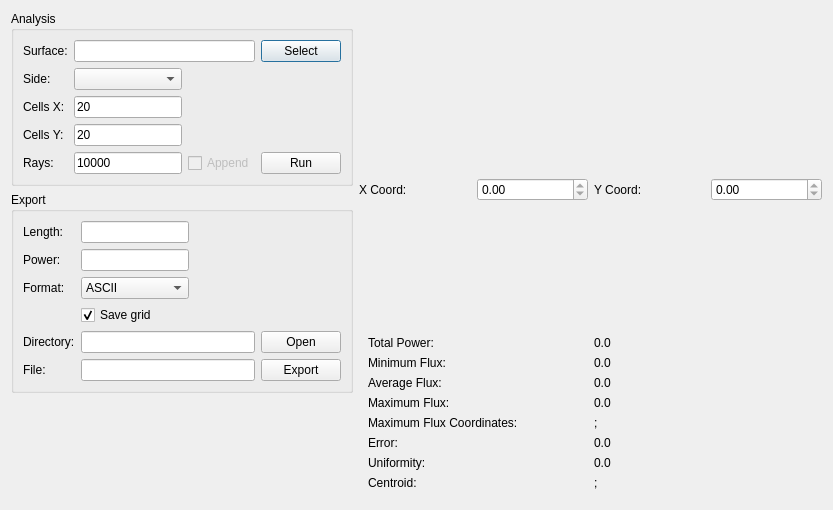
Qt form source/application/run/FluxAnalysisDialog.ui (CST-Modelling-Tools/TonatiuhPP) before a commit.
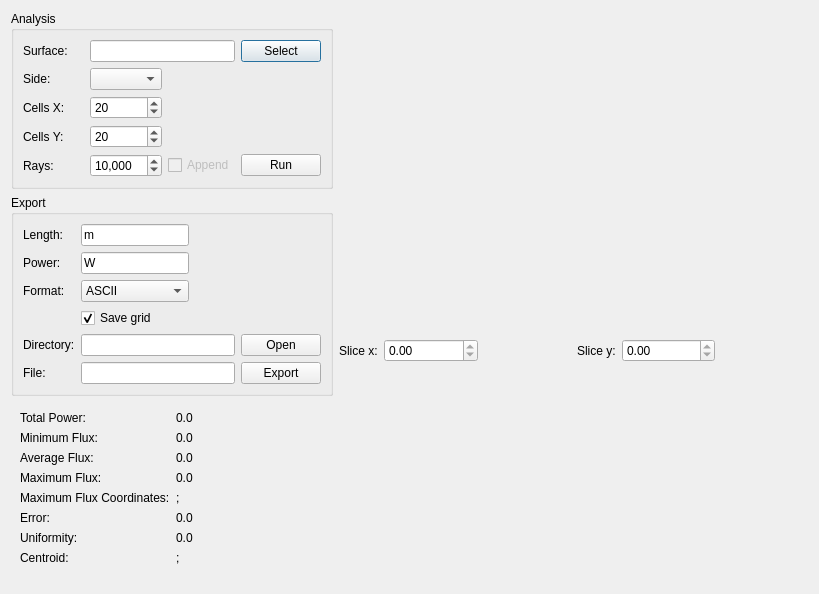
The same form after that commit. Custom widgets are drawn as their Qt base class.

```diff
--- a/source/application/run/FluxAnalysisDialog.ui
+++ b/source/application/run/FluxAnalysisDialog.ui
@@ -6,14 +6,17 @@
    <rect>
     <x>0</x>
     <y>0</y>
-    <width>833</width>
-    <height>510</height>
+    <width>819</width>
+    <height>594</height>
    </rect>
   </property>
-  <layout class="QHBoxLayout" name="horizontalLayout" stretch="0,1">
+  <property name="windowTitle">
+   <string>Flux Analysis</string>
+  </property>
+  <layout class="QHBoxLayout" stretch="0,1">
    <item>
     <widget class="QWidget" name="parametersWidget" native="true">
-     <layout class="QVBoxLayout" name="parametersLayout" stretch="0,0,1">
+     <layout class="QVBoxLayout" name="layoutParameters" stretch="0,0,0,1">
       <property name="leftMargin">
        <number>0</number>
       </property>
@@ -32,13 +35,6 @@
          <string>Analysis</string>
         </property>
         <layout class="QGridLayout" name="gridLayout">
-         <item row="2" column="1">
-          <widget class="QLineEdit" name="gridWidthLine">
-           <property name="text">
-            <string>20</string>
-           </property>
-          </widget>
-         </item>
          <item row="2" column="0">
           <widget class="QLabel" name="widthDivisionsLabel">
            <property name="text">
@@ -53,13 +49,6 @@
            </property>
           </widget>
          </item>
-         <item row="3" column="1">
-          <widget class="QLineEdit" name="gridHeightLine">
-           <property name="text">
-            <string>20</string>
-           </property>
-          </widget>
-         </item>
          <item row="1" column="1">
           <widget class="QComboBox" name="sidesCombo"/>
          </item>
@@ -97,13 +86,6 @@
            </property>
           </widget>
          </item>
-         <item row="4" column="1">
-          <widget class="QLineEdit" name="nRaysLine">
-           <property name="text">
-            <string>10000</string>
-           </property>
-          </widget>
-         </item>
          <item row="3" column="0">
           <widget class="QLabel" name="heightDivisionsLabel">
            <property name="text">
@@ -125,6 +107,45 @@
            </property>
           </widget>
          </item>
+         <item row="4" column="1">
+          <widget class="QSpinBox" name="spinRays">
+           <property name="showGroupSeparator" stdset="0">
+            <bool>true</bool>
+           </property>
+           <property name="maximum">
+            <number>999999999</number>
+           </property>
+           <property name="value">
+            <number>10000</number>
+           </property>
+          </widget>
+         </item>
+         <item row="2" column="1">
+          <widget class="QSpinBox" name="spinCellsX">
+           <property name="minimum">
+            <number>2</number>
+           </property>
+           <property name="maximum">
+            <number>10000</number>
+           </property>
+           <property name="value">
+            <number>20</number>
+           </property>
+          </widget>
+         </item>
+         <item row="3" column="1">
+          <widget class="QSpinBox" name="spinCellsY">
+           <property name="minimum">
+            <number>2</number>
+           </property>
+           <property name="maximum">
+            <number>10000</number>
+           </property>
+           <property name="value">
+            <number>20</number>
+           </property>
+          </widget>
+         </item>
         </layout>
        </widget>
       </item>
@@ -134,6 +155,82 @@
          <string>Export</string>
         </property>
         <layout class="QGridLayout" name="gridLayout_8">
+         <item row="0" column="1">
+          <widget class="QLineEdit" name="lengthUnitLine">
+           <property name="text">
+            <string>m</string>
+           </property>
+          </widget>
+         </item>
+         <item row="1" column="0">
+          <widget class="QLabel" name="powerUnitLabel">
+           <property name="text">
+            <string>Power:</string>
+           </property>
+          </widget>
+         </item>
+         <item row="5" column="3">
+          <widget class="QPushButton" name="exportButton">
+           <property name="focusPolicy">
+            <enum>Qt::NoFocus</enum>
+           </property>
+           <property name="text">
+            <string>Export</string>
+           </property>
+          </widget>
+         </item>
+         <item row="4" column="1" colspan="2">
+          <widget class="QLineEdit" name="fileDirEdit"/>
+         </item>
+         <item row="4" column="3">
+          <widget class="QPushButton" name="selectFileButton">
+           <property name="focusPolicy">
+            <enum>Qt::NoFocus</enum>
+           </property>
+           <property name="text">
+            <string>Open</string>
+           </property>
+          </widget>
+         </item>
+         <item row="5" column="1" colspan="2">
+          <widget class="QLineEdit" name="fileNameEdit"/>
+         </item>
+         <item row="2" column="1">
+          <widget class="QComboBox" name="storeTypeCombo">
+           <item>
+            <property name="text">
+             <string>ASCII</string>
+            </property>
+           </item>
+           <item>
+            <property name="text">
+             <string>IMAGE.PNG</string>
+            </property>
+           </item>
+           <item>
+            <property name="text">
+             <string>IMAGE.JPG</string>
+            </property>
+           </item>
+          </widget>
+         </item>
+         <item row="3" column="1">
+          <widget class="QCheckBox" name="saveCoordsCheckBox">
+           <property name="text">
+            <string>Save grid</string>
+           </property>
+           <property name="checked">
+            <bool>true</bool>
+           </property>
+          </widget>
+         </item>
+         <item row="0" column="0">
+          <widget class="QLabel" name="lenghtUnitLabel">
+           <property name="text">
+            <string>Length:</string>
+           </property>
+          </widget>
+         </item>
          <item row="2" column="2">
           <spacer name="horizontalSpacer_15">
            <property name="orientation">
@@ -147,53 +244,6 @@
            </property>
           </spacer>
          </item>
-         <item row="1" column="0">
-          <widget class="QLabel" name="powerUnitLabel">
-           <property name="text">
-            <string>Power:</string>
-           </property>
-          </widget>
-         </item>
-         <item row="5" column="3">
-          <widget class="QPushButton" name="exportButton">
-           <property name="focusPolicy">
-            <enum>Qt::NoFocus</enum>
-           </property>
-           <property name="text">
-            <string>Export</string>
-           </property>
-          </widget>
-         </item>
-         <item row="1" column="1">
-          <widget class="QLineEdit" name="powerUnitLine"/>
-         </item>
-         <item row="0" column="0">
-          <widget class="QLabel" name="lenghtUnitLabel">
-           <property name="text">
-            <string>Length:</string>
-           </property>
-          </widget>
-         </item>
-         <item row="4" column="1" colspan="2">
-          <widget class="QLineEdit" name="fileDirEdit"/>
-         </item>
-         <item row="3" column="1">
-          <widget class="QCheckBox" name="saveCoordsCheckBox">
-           <property name="text">
-            <string>Save grid</string>
-           </property>
-           <property name="checked">
-            <bool>true</bool>
-           </property>
-          </widget>
-         </item>
-         <item row="5" column="0">
-          <widget class="QLabel" name="fileNameLabel">
-           <property name="text">
-            <string>File:</string>
-           </property>
-          </widget>
-         </item>
          <item row="4" column="0">
           <widget class="QLabel" name="directoryLabel">
            <property name="text">
@@ -201,35 +251,6 @@
            </property>
           </widget>
          </item>
-         <item row="2" column="1">
-          <widget class="QComboBox" name="storeTypeCombo">
-           <item>
-            <property name="text">
-             <string>ASCII</string>
-            </property>
-           </item>
-           <item>
-            <property name="text">
-             <string>IMAGE.PNG</string>
-            </property>
-           </item>
-           <item>
-            <property name="text">
-             <string>IMAGE.JPG</string>
-            </property>
-           </item>
-          </widget>
-         </item>
-         <item row="4" column="3">
-          <widget class="QPushButton" name="selectFileButton">
-           <property name="focusPolicy">
-            <enum>Qt::NoFocus</enum>
-           </property>
-           <property name="text">
-            <string>Open</string>
-           </property>
-          </widget>
-         </item>
          <item row="2" column="0">
           <widget class="QLabel" name="storeTypeLabel">
            <property name="text">
@@ -237,151 +258,18 @@
            </property>
           </widget>
          </item>
-         <item row="0" column="1">
-          <widget class="QLineEdit" name="lengthUnitLine"/>
-         </item>
-         <item row="5" column="1" colspan="2">
-          <widget class="QLineEdit" name="fileNameEdit"/>
-         </item>
-        </layout>
-       </widget>
-      </item>
-      <item>
-       <spacer name="verticalSpacer_3">
-        <property name="orientation">
-         <enum>Qt::Vertical</enum>
-        </property>
-        <property name="sizeHint" stdset="0">
-         <size>
-          <width>0</width>
-          <height>0</height>
-         </size>
-        </property>
-       </spacer>
-      </item>
-     </layout>
-    </widget>
-   </item>
-   <item>
-    <widget class="QWidget" name="resultsWidget" native="true">
-     <property name="sizePolicy">
-      <sizepolicy hsizetype="Expanding" vsizetype="Expanding">
-       <horstretch>0</horstretch>
-       <verstretch>0</verstretch>
-      </sizepolicy>
-     </property>
-     <layout class="QVBoxLayout" name="resultsLayout" stretch="1,1,0">
-      <property name="leftMargin">
-       <number>0</number>
-      </property>
-      <property name="topMargin">
-       <number>0</number>
-      </property>
-      <property name="rightMargin">
-       <number>0</number>
-      </property>
-      <property name="bottomMargin">
-       <number>0</number>
-      </property>
-      <item>
-       <widget class="QCustomPlot" name="contourPlotWidget" native="true">
-        <property name="sizePolicy">
-         <sizepolicy hsizetype="Expanding" vsizetype="Preferred">
-          <horstretch>0</horstretch>
-          <verstretch>0</verstretch>
-         </sizepolicy>
-        </property>
-       </widget>
-      </item>
-      <item>
-       <widget class="QWidget" name="sectorsWidget" native="true">
-        <property name="minimumSize">
-         <size>
-          <width>0</width>
-          <height>0</height>
-         </size>
-        </property>
-        <layout class="QHBoxLayout" name="horizontalLayout_2">
-         <property name="leftMargin">
-          <number>0</number>
-         </property>
-         <property name="topMargin">
-          <number>0</number>
-         </property>
-         <property name="rightMargin">
-          <number>0</number>
-         </property>
-         <property name="bottomMargin">
-          <number>0</number>
-         </property>
-         <item>
-          <widget class="QWidget" name="verticalSectorWidget" native="true">
-           <layout class="QGridLayout" name="gridLayout_2">
-            <property name="leftMargin">
-             <number>0</number>
-            </property>
-            <property name="rightMargin">
-             <number>0</number>
-            </property>
-            <property name="bottomMargin">
-             <number>0</number>
-            </property>
-            <item row="1" column="0" colspan="2">
-             <widget class="QCustomPlot" name="verticalSectorPlot" native="true"/>
-            </item>
-            <item row="0" column="0">
-             <widget class="QLabel" name="xCoordlabel">
-              <property name="text">
-               <string>X Coord:</string>
-              </property>
-             </widget>
-            </item>
-            <item row="0" column="1">
-             <widget class="QDoubleSpinBox" name="hSectorXCoordSpin">
-              <property name="maximum">
-               <double>0.000000000000000</double>
-              </property>
-             </widget>
-            </item>
-           </layout>
+         <item row="1" column="1">
+          <widget class="QLineEdit" name="powerUnitLine">
+           <property name="text">
+            <string>W</string>
+           </property>
           </widget>
          </item>
-         <item>
-          <widget class="QWidget" name="horizontalSectionWidget" native="true">
-           <layout class="QGridLayout" name="gridLayout_5">
-            <property name="leftMargin">
-             <number>0</number>
-            </property>
-            <property name="rightMargin">
-             <number>0</number>
-            </property>
-            <property name="bottomMargin">
-             <number>0</number>
-            </property>
-            <item row="1" column="0" colspan="2">
-             <widget class="QCustomPlot" name="horizontaSectorPlot" native="true"/>
-            </item>
-            <item row="0" column="1">
-             <widget class="QDoubleSpinBox" name="hSectorYCoordSpin">
-              <property name="minimum">
-               <double>0.000000000000000</double>
-              </property>
-              <property name="maximum">
-               <double>0.000000000000000</double>
-              </property>
-              <property name="value">
-               <double>0.000000000000000</double>
-              </property>
-             </widget>
-            </item>
-            <item row="0" column="0">
-             <widget class="QLabel" name="yCoordlabel">
-              <property name="text">
-               <string>Y Coord:</string>
-              </property>
-             </widget>
-            </item>
-           </layout>
+         <item row="5" column="0">
+          <widget class="QLabel" name="fileNameLabel">
+           <property name="text">
+            <string>File:</string>
+           </property>
           </widget>
          </item>
         </layout>
@@ -390,13 +278,6 @@
       <item>
        <widget class="QWidget" name="statisticalWidget" native="true">
         <layout class="QGridLayout" name="gridLayout_3">
-         <item row="7" column="1">
-          <widget class="QLabel" name="errorValue">
-           <property name="text">
-            <string>0.0</string>
-           </property>
-          </widget>
-         </item>
          <item row="9" column="1">
           <widget class="QLabel" name="centroidValue">
            <property name="text">
@@ -404,13 +285,6 @@
            </property>
           </widget>
          </item>
-         <item row="1" column="0">
-          <widget class="QLabel" name="totalPowerLabel">
-           <property name="text">
-            <string>Total Power:</string>
-           </property>
-          </widget>
-         </item>
          <item row="4" column="0">
           <widget class="QLabel" name="maximumFluxLabel">
            <property name="text">
@@ -418,10 +292,17 @@
            </property>
           </widget>
          </item>
-         <item row="7" column="0">
-          <widget class="QLabel" name="errorLabel">
+         <item row="3" column="0">
+          <widget class="QLabel" name="averageFluxLabel">
            <property name="text">
-            <string>Error:</string>
+            <string>Average Flux: </string>
+           </property>
+          </widget>
+         </item>
+         <item row="1" column="0">
+          <widget class="QLabel" name="totalPowerLabel">
+           <property name="text">
+            <string>Total Power:</string>
            </property>
           </widget>
          </item>
@@ -432,48 +313,6 @@
            </property>
           </widget>
          </item>
-         <item row="6" column="1">
-          <widget class="QLabel" name="maxCoordinatesValue">
-           <property name="text">
-            <string>;</string>
-           </property>
-          </widget>
-         </item>
-         <item row="8" column="1">
-          <widget class="QLabel" name="uniformityValue">
-           <property name="text">
-            <string>0.0</string>
-           </property>
-          </widget>
-         </item>
-         <item row="3" column="1">
-          <widget class="QLabel" name="averageFluxValue">
-           <property name="text">
-            <string>0.0</string>
-           </property>
-          </widget>
-         </item>
-         <item row="6" column="0">
-          <widget class="QLabel" name="maxCoordinatesLabel">
-           <property name="text">
-            <string>Maximum Flux Coordinates:</string>
-           </property>
-          </widget>
-         </item>
-         <item row="1" column="1">
-          <widget class="QLabel" name="totalPowerValue">
-           <property name="text">
-            <string>0.0</string>
-           </property>
-          </widget>
-         </item>
-         <item row="4" column="1">
-          <widget class="QLabel" name="maximumFluxValue">
-           <property name="text">
-            <string>0.0</string>
-           </property>
-          </widget>
-         </item>
          <item row="2" column="0">
           <widget class="QLabel" name="minimumFluxLabel">
            <property name="text">
@@ -488,6 +327,27 @@
            </property>
           </widget>
          </item>
+         <item row="7" column="0">
+          <widget class="QLabel" name="errorLabel">
+           <property name="text">
+            <string>Error:</string>
+           </property>
+          </widget>
+         </item>
+         <item row="6" column="1">
+          <widget class="QLabel" name="maxCoordinatesValue">
+           <property name="text">
+            <string>;</string>
+           </property>
+          </widget>
+         </item>
+         <item row="6" column="0">
+          <widget class="QLabel" name="maxCoordinatesLabel">
+           <property name="text">
+            <string>Maximum Flux Coordinates:</string>
+           </property>
+          </widget>
+         </item>
          <item row="2" column="1">
           <widget class="QLabel" name="minimumFluxValue">
            <property name="text">
@@ -495,15 +355,157 @@
            </property>
           </widget>
          </item>
-         <item row="3" column="0">
-          <widget class="QLabel" name="averageFluxLabel">
+         <item row="4" column="1">
+          <widget class="QLabel" name="maximumFluxValue">
            <property name="text">
-            <string>Average Flux: </string>
+            <string>0.0</string>
+           </property>
+          </widget>
+         </item>
+         <item row="1" column="1">
+          <widget class="QLabel" name="totalPowerValue">
+           <property name="text">
+            <string>0.0</string>
+           </property>
+          </widget>
+         </item>
+         <item row="3" column="1">
+          <widget class="QLabel" name="averageFluxValue">
+           <property name="text">
+            <string>0.0</string>
+           </property>
+          </widget>
+         </item>
+         <item row="7" column="1">
+          <widget class="QLabel" name="errorValue">
+           <property name="text">
+            <string>0.0</string>
+           </property>
+          </widget>
+         </item>
+         <item row="8" column="1">
+          <widget class="QLabel" name="uniformityValue">
+           <property name="text">
+            <string>0.0</string>
            </property>
           </widget>
          </item>
         </layout>
        </widget>
+      </item>
+      <item>
+       <spacer name="verticalSpacer_3">
+        <property name="orientation">
+         <enum>Qt::Vertical</enum>
+        </property>
+        <property name="sizeHint" stdset="0">
+         <size>
+          <width>0</width>
+          <height>0</height>
+         </size>
+        </property>
+       </spacer>
+      </item>
+     </layout>
+    </widget>
+   </item>
+   <item>
+    <widget class="QWidget" name="resultsWidget" native="true">
+     <layout class="QGridLayout" name="layoutResults" rowstretch="3,0,2">
+      <property name="leftMargin">
+       <number>0</number>
+      </property>
+      <property name="topMargin">
+       <number>0</number>
+      </property>
+      <property name="rightMargin">
+       <number>0</number>
+      </property>
+      <property name="bottomMargin">
+       <number>0</number>
+      </property>
+      <item row="1" column="1">
+       <layout class="QHBoxLayout" name="horizontalLayout_2">
+        <item>
+         <widget class="QLabel" name="yCoordlabel">
+          <property name="text">
+           <string>Slice y:</string>
+          </property>
+         </widget>
+        </item>
+        <item>
+         <widget class="QDoubleSpinBox" name="hSectorYCoordSpin">
+          <property name="sizePolicy">
+           <sizepolicy hsizetype="Expanding" vsizetype="Fixed">
+            <horstretch>0</horstretch>
+            <verstretch>0</verstretch>
+           </sizepolicy>
+          </property>
+          <property name="maximum">
+           <double>0.000000000000000</double>
+          </property>
+         </widget>
+        </item>
+        <item>
+         <spacer name="horizontalSpacer_2">
+          <property name="orientation">
+           <enum>Qt::Horizontal</enum>
+          </property>
+          <property name="sizeHint" stdset="0">
+           <size>
+            <width>40</width>
+            <height>20</height>
+           </size>
+          </property>
+         </spacer>
+        </item>
+       </layout>
+      </item>
+      <item row="1" column="0">
+       <layout class="QHBoxLayout" name="horizontalLayout">
+        <item>
+         <widget class="QLabel" name="xCoordlabel">
+          <property name="text">
+           <string>Slice x:</string>
+          </property>
+         </widget>
+        </item>
+        <item>
+         <widget class="QDoubleSpinBox" name="hSectorXCoordSpin">
+          <property name="sizePolicy">
+           <sizepolicy hsizetype="Expanding" vsizetype="Fixed">
+            <horstretch>0</horstretch>
+            <verstretch>0</verstretch>
+           </sizepolicy>
+          </property>
+          <property name="maximum">
+           <double>0.000000000000000</double>
+          </property>
+         </widget>
+        </item>
+        <item>
+         <spacer name="horizontalSpacer">
+          <property name="orientation">
+           <enum>Qt::Horizontal</enum>
+          </property>
+          <property name="sizeHint" stdset="0">
+           <size>
+            <width>40</width>
+            <height>20</height>
+           </size>
+          </property>
+         </spacer>
+        </item>
+       </layout>
+      </item>
+      <item row="2" column="1">
+       <widget class="QCustomPlot" name="horizontaSectorPlot" native="true"/>
+      </item>
+      <item row="2" column="0">
+       <widget class="QCustomPlot" name="verticalSectorPlot" native="true"/>
+      </item>
+      <item row="0" column="0" colspan="2">
+       <widget class="QCustomPlot" name="contourPlotWidget" native="true"/>
       </item>
      </layout>
     </widget>
```
Left out of the diff: 2 changed lines with no effect on the pictures.
